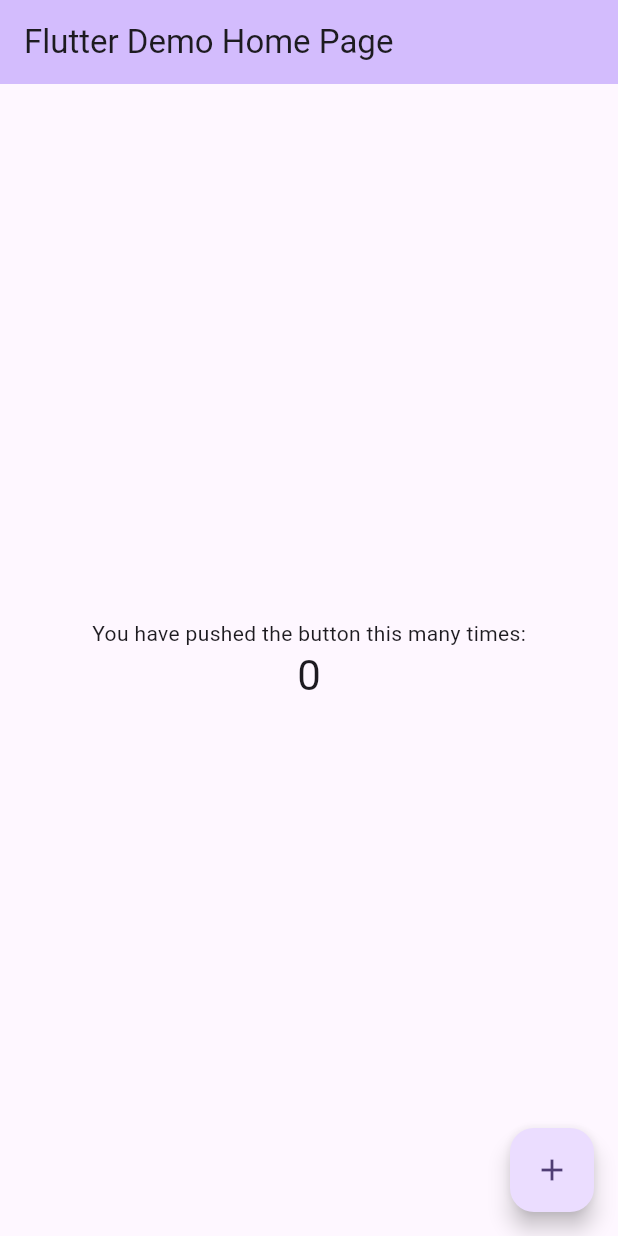
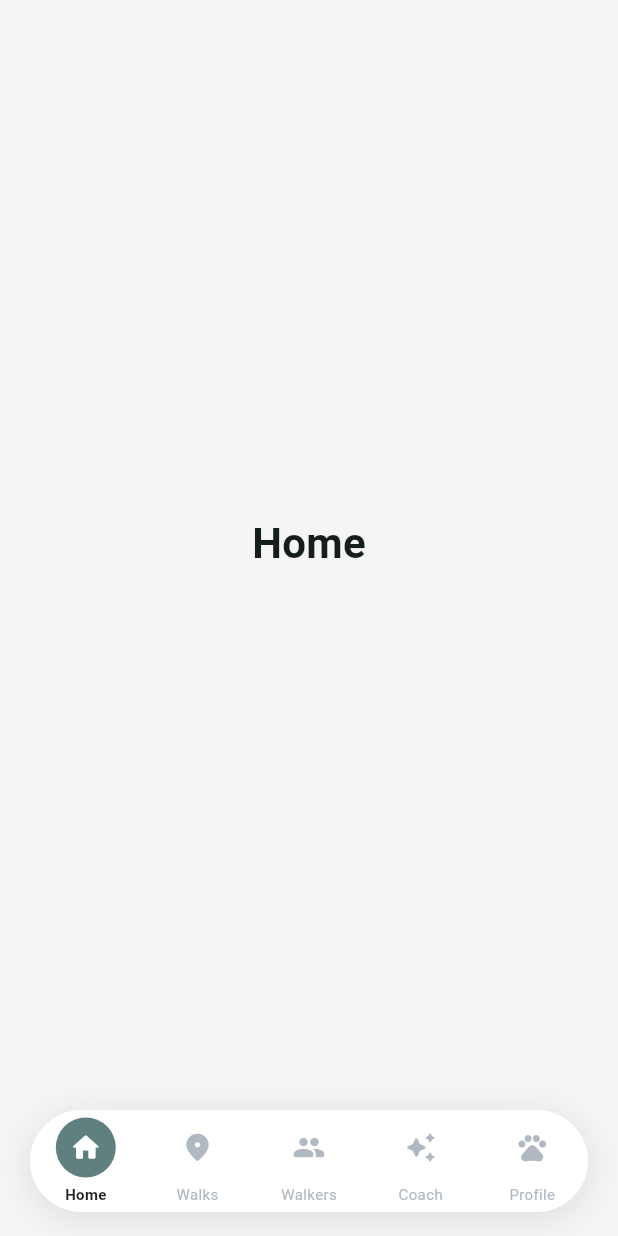
Before and after one commit to integrador-riwi/mobile-pets, a Flutter app: the screen it shows after launch, on a phone screen of 412 x 824 dp. Run offline on Flutter 3.47's test engine with Material 3 defaults, Android fonts, the phone set to English and light mode, and no system bars.

Commit message:
feat: add bottom nav bar

```diff
--- /dev/null
+++ b/lib/core/constants/app_colors.dart
@@ -0,0 +1,21 @@
+import 'package:flutter/material.dart';
+
+class AppColors {
+  AppColors._();
+
+  static const Color coreBrand = Color(0xFF607F7F);
+  static const Color aiCoach = Color(0xFF5F36C2);
+  static const Color dashboard = Color(0xFF3A80C2);
+  static const Color petProfile = Color(0xFF1BAA71);
+  static const Color alert = Color(0xFFD05A24);
+
+  static const Color navHome = Color(0xFF607F7F);
+  static const Color navWalks = Color(0xFF3A80C2);
+  static const Color navWalkers = Color(0xFF1BAA71);
+  static const Color navCoach = Color(0xFF4FC3D4);
+  static const Color navProfile = Color(0xFFE8A84C);
+
+  static const Color navBarBackground = Color(0xFFFFFFFF);
+  static const Color navIconInactive = Color(0xFFB0B8C1);
+  static const Color navLabelInactive = Color(0xFFB0B8C1);
+}
--- a/lib/main.dart
+++ b/lib/main.dart
@@ -1,121 +1,58 @@
 import 'package:flutter/material.dart';
+import 'presentation/widgets/bottom_nav/balto_bottom_nav_bar.dart';
 
 void main() {
-  runApp(const MyApp());
+  runApp(const BaltoApp());
 }
 
-class MyApp extends StatelessWidget {
-  const MyApp({super.key});
+class BaltoApp extends StatelessWidget {
+  const BaltoApp({super.key});
 
-  // This widget is the root of your application.
   @override
   Widget build(BuildContext context) {
     return MaterialApp(
-      title: 'Flutter Demo',
+      title: 'Balto',
+      debugShowCheckedModeBanner: false,
       theme: ThemeData(
-        // This is the theme of your application.
-        //
-        // TRY THIS: Try running your application with "flutter run". You'll see
-        // the application has a purple toolbar. Then, without quitting the app,
-        // try changing the seedColor in the colorScheme below to Colors.green
-        // and then invoke "hot reload" (save your changes or press the "hot
-        // reload" button in a Flutter-supported IDE, or press "r" if you used
-        // the command line to start the app).
-        //
-        // Notice that the counter didn't reset back to zero; the application
-        // state is not lost during the reload. To reset the state, use hot
-        // restart instead.
-        //
-        // This works for code too, not just values: Most code changes can be
-        // tested with just a hot reload.
-        colorScheme: .fromSeed(seedColor: Colors.deepPurple),
+        colorScheme: ColorScheme.fromSeed(seedColor: const Color(0xFF607F7F)),
+        useMaterial3: true,
       ),
-      home: const MyHomePage(title: 'Flutter Demo Home Page'),
+      home: const MainShell(),
     );
   }
 }
 
-class MyHomePage extends StatefulWidget {
-  const MyHomePage({super.key, required this.title});
-
-  // This widget is the home page of your application. It is stateful, meaning
-  // that it has a State object (defined below) that contains fields that affect
-  // how it looks.
-
-  // This class is the configuration for the state. It holds the values (in this
-  // case the title) provided by the parent (in this case the App widget) and
-  // used by the build method of the State. Fields in a Widget subclass are
-  // always marked "final".
-
-  final String title;
+class MainShell extends StatefulWidget {
+  const MainShell({super.key});
 
   @override
-  State<MyHomePage> createState() => _MyHomePageState();
+  State<MainShell> createState() => _MainShellState();
 }
 
-class _MyHomePageState extends State<MyHomePage> {
-  int _counter = 0;
+class _MainShellState extends State<MainShell> {
+  int _currentIndex = 0;
 
-  void _incrementCounter() {
-    setState(() {
-      // This call to setState tells the Flutter framework that something has
-      // changed in this State, which causes it to rerun the build method below
-      // so that the display can reflect the updated values. If we changed
-      // _counter without calling setState(), then the build method would not be
-      // called again, and so nothing would appear to happen.
-      _counter++;
-    });
-  }
+  static const List<String> _pageTitles = [
+    'Home',
+    'Walks',
+    'Walkers',
+    'Coach',
+    'Profile',
+  ];
 
   @override
   Widget build(BuildContext context) {
-    // This method is rerun every time setState is called, for instance as done
-    // by the _incrementCounter method above.
-    //
-    // The Flutter framework has been optimized to make rerunning build methods
-    // fast, so that you can just rebuild anything that needs updating rather
-    // than having to individually change instances of widgets.
     return Scaffold(
-      appBar: AppBar(
-        // TRY THIS: Try changing the color here to a specific color (to
-        // Colors.amber, perhaps?) and trigger a hot reload to see the AppBar
-        // change color while the other colors stay the same.
-        backgroundColor: Theme.of(context).colorScheme.inversePrimary,
-        // Here we take the value from the MyHomePage object that was created by
-        // the App.build method, and use it to set our appbar title.
-        title: Text(widget.title),
-      ),
+      backgroundColor: const Color(0xFFF5F5F5),
       body: Center(
-        // Center is a layout widget. It takes a single child and positions it
-        // in the middle of the parent.
-        child: Column(
-          // Column is also a layout widget. It takes a list of children and
-          // arranges them vertically. By default, it sizes itself to fit its
-          // children horizontally, and tries to be as tall as its parent.
-          //
-          // Column has various properties to control how it sizes itself and
-          // how it positions its children. Here we use mainAxisAlignment to
-          // center the children vertically; the main axis here is the vertical
-          // axis because Columns are vertical (the cross axis would be
-          // horizontal).
-          //
-          // TRY THIS: Invoke "debug painting" (choose the "Toggle Debug Paint"
-          // action in the IDE, or press "p" in the console), to see the
-          // wireframe for each widget.
-          mainAxisAlignment: .center,
-          children: [
-            const Text('You have pushed the button this many times:'),
-            Text(
-              '$_counter',
-              style: Theme.of(context).textTheme.headlineMedium,
-            ),
-          ],
+        child: Text(
+          _pageTitles[_currentIndex],
+          style: const TextStyle(fontSize: 28, fontWeight: FontWeight.bold),
         ),
       ),
-      floatingActionButton: FloatingActionButton(
-        onPressed: _incrementCounter,
-        tooltip: 'Increment',
-        child: const Icon(Icons.add),
+      bottomNavigationBar: BaltoBottomNavBar(
+        currentIndex: _currentIndex,
+        onTap: (index) => setState(() => _currentIndex = index),
       ),
     );
   }
--- /dev/null
+++ b/lib/presentation/widgets/bottom_nav/balto_bottom_nav_bar.dart
@@ -0,0 +1,147 @@
+import 'package:flutter/material.dart';
+import '../../../core/constants/app_colors.dart';
+import 'nav_item_model.dart';
+
+class BaltoBottomNavBar extends StatelessWidget {
+  const BaltoBottomNavBar({
+    super.key,
+    required this.currentIndex,
+    required this.onTap,
+  });
+
+  final int currentIndex;
+  final ValueChanged<int> onTap;
+
+  static const List<NavItemModel> _items = [
+    NavItemModel(
+      label: 'Home',
+      icon: Icons.home_rounded,
+      accentColor: AppColors.navHome,
+    ),
+    NavItemModel(
+      label: 'Walks',
+      icon: Icons.location_on_rounded,
+      accentColor: AppColors.navWalks,
+    ),
+    NavItemModel(
+      label: 'Walkers',
+      icon: Icons.people_rounded,
+      accentColor: AppColors.navWalkers,
+    ),
+    NavItemModel(
+      label: 'Coach',
+      icon: Icons.auto_awesome_rounded,
+      accentColor: AppColors.navCoach,
+    ),
+    NavItemModel(
+      label: 'Profile',
+      icon: Icons.pets_rounded,
+      accentColor: AppColors.navProfile,
+    ),
+  ];
+
+  @override
+  Widget build(BuildContext context) {
+    return Padding(
+      padding: const EdgeInsets.symmetric(horizontal: 20, vertical: 16),
+      child: Container(
+        height: 68,
+        decoration: BoxDecoration(
+          color: AppColors.navBarBackground,
+          borderRadius: BorderRadius.circular(40),
+          boxShadow: [
+            BoxShadow(
+              color: Colors.black.withOpacity(0.10),
+              blurRadius: 20,
+              spreadRadius: 0,
+              offset: const Offset(0, 4),
+            ),
+          ],
+        ),
+        child: Row(
+          children: List.generate(
+            _items.length,
+            (index) => _NavItem(
+              model: _items[index],
+              isActive: index == currentIndex,
+              onTap: () => onTap(index),
+            ),
+          ),
+        ),
+      ),
+    );
+  }
+}
+
+class _NavItem extends StatelessWidget {
+  const _NavItem({
+    required this.model,
+    required this.isActive,
+    required this.onTap,
+  });
+
+  final NavItemModel model;
+  final bool isActive;
+  final VoidCallback onTap;
+
+  @override
+  Widget build(BuildContext context) {
+    return Expanded(
+      child: GestureDetector(
+        onTap: onTap,
+        behavior: HitTestBehavior.opaque,
+        child: Column(
+          mainAxisAlignment: MainAxisAlignment.center,
+          children: [
+            _IconBadge(model: model, isActive: isActive),
+            const SizedBox(height: 4),
+            Text(
+              model.label,
+              style: TextStyle(
+                fontSize: 10,
+                fontWeight: isActive ? FontWeight.w600 : FontWeight.w400,
+                color: isActive ? Colors.black87 : AppColors.navLabelInactive,
+              ),
+            ),
+          ],
+        ),
+      ),
+    );
+  }
+}
+
+class _IconBadge extends StatelessWidget {
+  const _IconBadge({required this.model, required this.isActive});
+
+  final NavItemModel model;
+  final bool isActive;
+
+  @override
+  Widget build(BuildContext context) {
+    if (isActive) {
+      return Container(
+        width: 40,
+        height: 40,
+        decoration: BoxDecoration(
+          color: model.accentColor,
+          shape: BoxShape.circle,
+        ),
+        child: Icon(
+          model.icon,
+          size: 22,
+          color: Colors.white,
+        ),
+      );
+    }
+
+    return SizedBox(
+      width: 40,
+      height: 40,
+      child: Icon(
+        model.icon,
+        size: 22,
+        color: AppColors.navIconInactive,
+      ),
+    );
+  }
+}
--- /dev/null
+++ b/lib/presentation/widgets/bottom_nav/nav_item_model.dart
@@ -0,0 +1,13 @@
+import 'package:flutter/material.dart';
+
+class NavItemModel {
+  const NavItemModel({
+    required this.label,
+    required this.icon,
+    required this.accentColor,
+  });
+
+  final String label;
+  final IconData icon;
+  final Color accentColor;
+}
```
Also changed, not shown: 40 other files.
